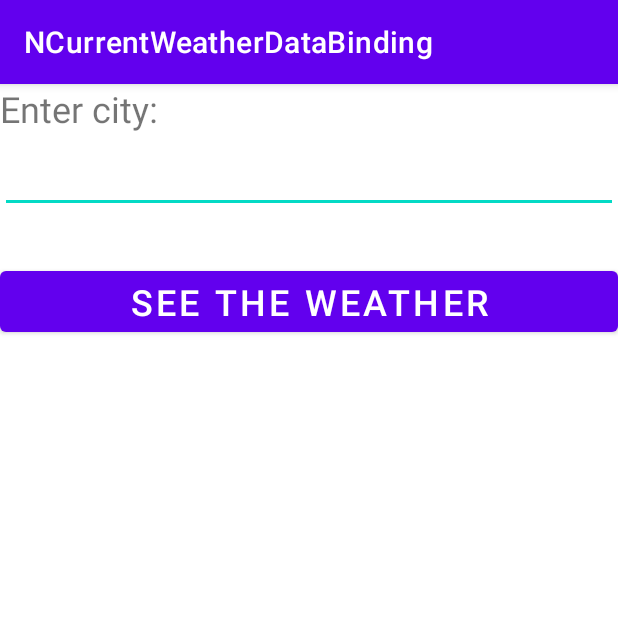
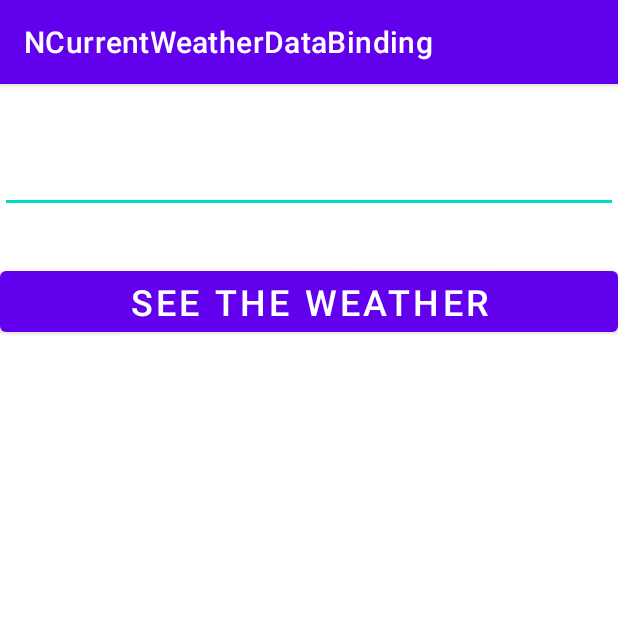
Before and after one commit to N1ckn1ght/NCurrentWeatherDataBinding, an Android app: the screen it shows after launch (MainActivity), on a phone screen of 412 x 824 dp, the top half of it. Run offline under Robolectric (Android 15) with nearby library versions, the phone set to English and light mode, and no system bars; our stand-ins replace data binding; 1 statement that could not run was skipped.

```diff
--- a/app/src/main/java/com/example/currentweatherdatabinding/MainActivity.kt
+++ b/app/src/main/java/com/example/currentweatherdatabinding/MainActivity.kt
@@ -25,7 +25,7 @@ class MainActivity : AppCompatActivity() {
         setContentView(R.layout.activity_main)
 
         binding = DataBindingUtil.setContentView(this, R.layout.activity_main)
-        binding.weather = Weather("", "")
+        binding.weather = Weather(getString(R.string.tvecity), "")
         // TODO: show images for the weather, the cloudiness and the wind direction
     }
 
--- a/app/src/main/res/layout/activity_main.xml
+++ b/app/src/main/res/layout/activity_main.xml
@@ -16,7 +16,7 @@
             android:id="@+id/tvecity"
             android:layout_width="match_parent"
             android:layout_height="wrap_content"
-            android:text="@string/tvecity"
+            android:text="@{weather.city}"
             android:textSize="24sp"
             app:layout_constraintTop_toTopOf="parent" />
         <EditText
@@ -31,7 +31,7 @@
             android:layout_height="wrap_content"
             android:textSize="24sp"
             android:id="@+id/temperature"
-            android:text=""
+            android:text="@{weather.temperature}"
             app:layout_constraintTop_toBottomOf="@+id/city" />
         <Button
             android:layout_width="match_parent"
```
